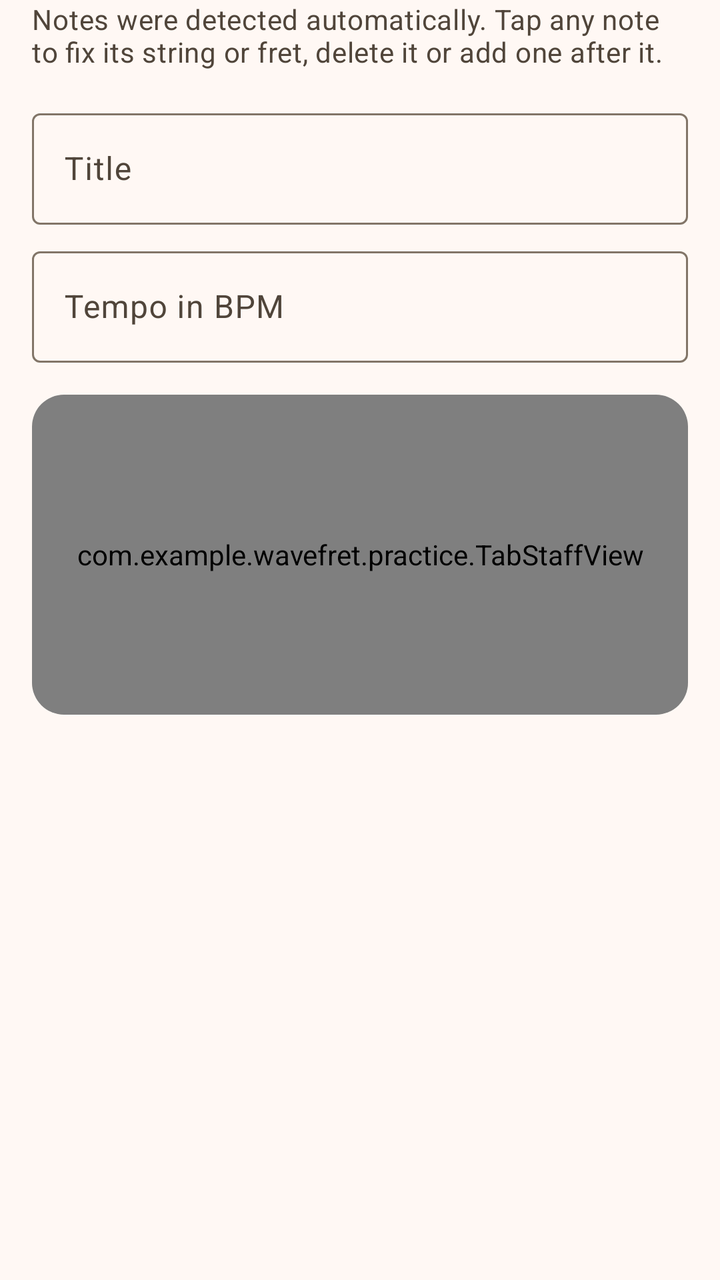
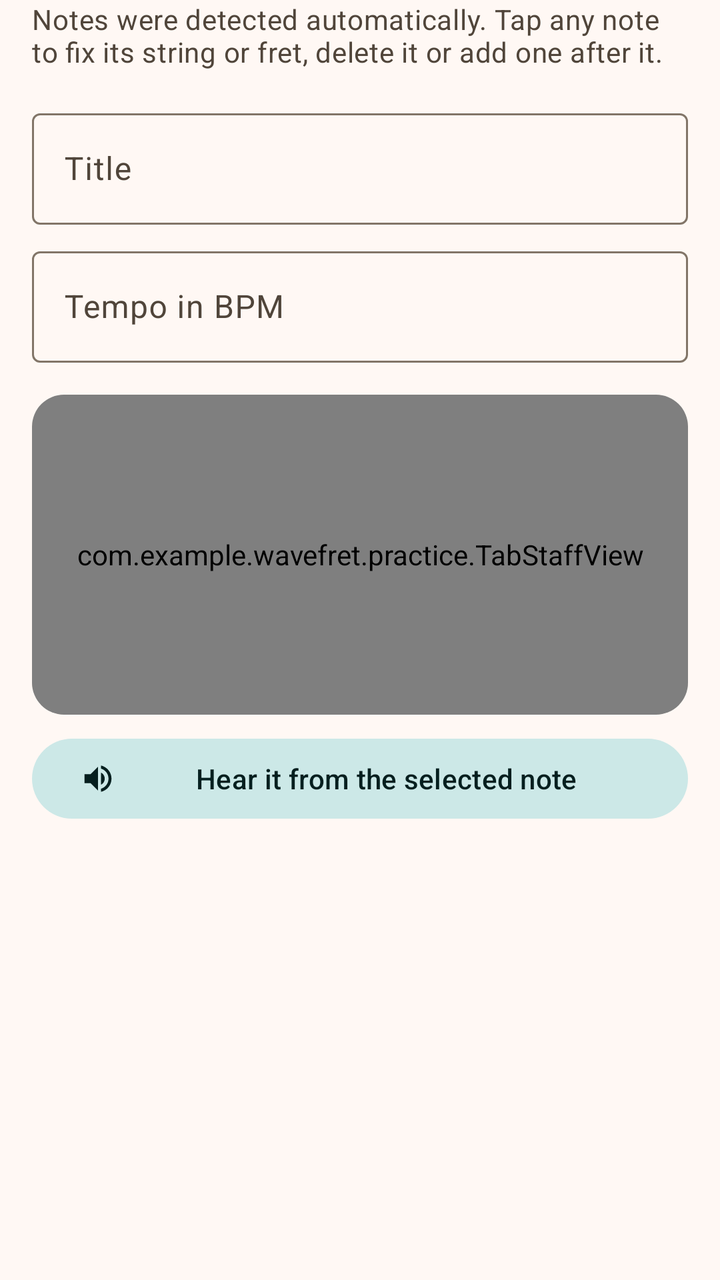

Two renders of the same Android screen: before a commit and after it. Below are the layout's source before the change and the commit's diff.
<!-- AndroidManifest.xml: application theme Theme.WaveFret -->
<!-- res/layout/header_lesson_editor.xml -->
<?xml version="1.0" encoding="utf-8"?>
<LinearLayout xmlns:android="http://schemas.android.com/apk/res/android"
    android:layout_width="match_parent"
    android:layout_height="wrap_content"
    android:orientation="vertical"
    android:paddingHorizontal="@dimen/screen_gutter">

    <TextView
        android:id="@+id/lessonEditorHelpTextView"
        style="@style/Widget.WaveFret.SecondaryText"
        android:layout_width="match_parent"
        android:layout_height="wrap_content"
        android:text="@string/lesson_editor_help" />

    <com.google.android.material.textfield.TextInputLayout
        android:id="@+id/lessonEditorTitleLayout"
        style="@style/Widget.Material3.TextInputLayout.OutlinedBox"
        android:layout_width="match_parent"
        android:layout_height="wrap_content"
        android:layout_marginTop="@dimen/space_m"
        android:hint="@string/import_song_title_hint">

        <com.google.android.material.textfield.TextInputEditText
            android:id="@+id/lessonEditorTitleEditText"
            android:layout_width="match_parent"
            android:layout_height="wrap_content"
            android:inputType="textCapSentences" />
    </com.google.android.material.textfield.TextInputLayout>

    <com.google.android.material.textfield.TextInputLayout
        android:id="@+id/lessonEditorTempoLayout"
        style="@style/Widget.Material3.TextInputLayout.OutlinedBox"
        android:layout_width="match_parent"
        android:layout_height="wrap_content"
        android:layout_marginTop="@dimen/space_s"
        android:hint="@string/lesson_editor_tempo_hint">

        <com.google.android.material.textfield.TextInputEditText
            android:id="@+id/lessonEditorTempoEditText"
            android:layout_width="match_parent"
            android:layout_height="wrap_content"
            android:inputType="number"
            android:maxLength="3" />
    </com.google.android.material.textfield.TextInputLayout>

    <com.google.android.material.card.MaterialCardView
        android:layout_width="match_parent"
        android:layout_height="wrap_content"
        android:layout_marginTop="@dimen/space_m">

        <com.example.wavefret.practice.TabStaffView
            android:id="@+id/lessonEditorTabStaffView"
            android:layout_width="match_parent"
            android:layout_height="160dp" />
    </com.google.android.material.card.MaterialCardView>

    <TextView
        android:id="@+id/lessonEditorNotesHeading"
        style="@style/Widget.WaveFret.SectionHeader"
        android:layout_width="wrap_content"
        android:layout_height="wrap_content"
        android:layout_marginTop="@dimen/space_l"
        android:layout_marginBottom="@dimen/space_s" />
</LinearLayout>
<!-- resources referenced by this layout -->
<resources>
  <dimen name="screen_gutter">16dp</dimen>
  <dimen name="space_l">24dp</dimen>
  <dimen name="space_m">16dp</dimen>
  <dimen name="space_s">8dp</dimen>
  <string name="import_song_title_hint">Title</string>
  <string name="lesson_editor_help">Notes were detected automatically. Tap any note to fix its string or fret, delete it or add one after it.</string>
  <string name="lesson_editor_tempo_hint">Tempo in BPM</string>
  <style name="Widget.WaveFret.SecondaryText" parent="">
          <item name="android:textAppearance">@style/TextAppearance.WaveFret.Body</item>
          <item name="android:textColor">?attr/colorOnSurfaceVariant</item>
      </style>
  <style name="Widget.WaveFret.SectionHeader" parent="">
          <item name="android:textAppearance">@style/TextAppearance.WaveFret.Title</item>
          <item name="android:textColor">?attr/colorOnSurface</item>
      </style>
  <style name="Theme.WaveFret" parent="Base.Theme.WaveFret" />
  <style name="TextAppearance.WaveFret.Body" parent="TextAppearance.Material3.BodyMedium" />
  <style name="TextAppearance.WaveFret.Title" parent="TextAppearance.Material3.TitleLarge" />
  <color name="wf_primary">#8A5300</color>
  <color name="wf_on_primary">#FFFFFF</color>
  <color name="wf_primary_container">#FFDDB7</color>
  <color name="wf_on_primary_container">#2C1700</color>
  <color name="wf_secondary">#00696B</color>
  <color name="wf_on_secondary">#FFFFFF</color>
  <color name="wf_secondary_container">#CCE8E7</color>
  <color name="wf_on_secondary_container">#051F1F</color>
  <color name="wf_error">#BA1A1A</color>
  <color name="wf_on_error">#FFFFFF</color>
  <color name="wf_error_container">#FFDAD6</color>
  <color name="wf_on_error_container">#410002</color>
  <color name="wf_surface">#FFF8F4</color>
  <color name="wf_on_surface">#201B16</color>
  <color name="wf_on_surface_variant">#50453A</color>
  <color name="wf_outline">#827568</color>
  <color name="wf_outline_variant">#D4C4B5</color>
  <color name="wf_surface_container_lowest">#FFFFFF</color>
  <color name="wf_surface_container_low">#FCF2EA</color>
  <color name="wf_surface_container">#F6ECE4</color>
  <color name="wf_surface_container_high">#F0E6DE</color>
  <color name="wf_surface_container_highest">#EBE1D9</color>
  <style name="Widget.WaveFret.Card" parent="Widget.Material3.CardView.Filled">
          <item name="cardBackgroundColor">?attr/colorSurfaceContainer</item>
          <item name="shapeAppearance">@style/ShapeAppearance.Material3.Corner.Large</item>
      </style>
  <!-- unchanged entries left out for length: 1 -->
</resources>

<!-- the commit's change to res/layout/header_lesson_editor.xml (unified diff, before → after) -->
@@ -1,5 +1,6 @@
 <?xml version="1.0" encoding="utf-8"?>
 <LinearLayout xmlns:android="http://schemas.android.com/apk/res/android"
+    xmlns:app="http://schemas.android.com/apk/res-auto"
     android:layout_width="match_parent"
     android:layout_height="wrap_content"
     android:orientation="vertical"
@@ -54,6 +55,16 @@
             android:layout_height="160dp" />
     </com.google.android.material.card.MaterialCardView>
 
+    <com.google.android.material.button.MaterialButton
+        android:id="@+id/lessonEditorHearButton"
+        style="@style/Widget.Material3.Button.TonalButton"
+        android:layout_width="match_parent"
+        android:layout_height="wrap_content"
+        android:layout_marginTop="@dimen/space_s"
+        android:minHeight="@dimen/touch_target"
+        android:text="@string/hear_lesson_from_note"
+        app:icon="@drawable/ic_hear" />
+
     <TextView
         android:id="@+id/lessonEditorNotesHeading"
         style="@style/Widget.WaveFret.SectionHeader"
<!-- resource entries referenced after the edit -->
@@ -4,6 +4,19 @@
   <dimen name="space_l">24dp</dimen>
   <dimen name="space_m">16dp</dimen>
   <dimen name="space_s">8dp</dimen>
+  <dimen name="touch_target">48dp</dimen>
+  <!-- drawable ic_hear (drawable) -->
+  <vector xmlns:android="http://schemas.android.com/apk/res/android"
+      android:width="24dp"
+      android:height="24dp"
+      android:viewportWidth="24"
+      android:viewportHeight="24"
+      android:tint="?attr/colorControlNormal">
+      <path
+          android:fillColor="@android:color/white"
+          android:pathData="M3,9v6h4l5,5V4L7,9H3zM16.5,12c0,-1.77 -1.02,-3.29 -2.5,-4.03v8.05c1.48,-0.73 2.5,-2.25 2.5,-4.02zM14,3.23v2.06c2.89,0.86 5,3.54 5,6.71s-2.11,5.85 -5,6.71v2.06c4.01,-0.91 7,-4.49 7,-8.77s-2.99,-7.86 -7,-8.77z" />
+  </vector>
+  <string name="hear_lesson_from_note">Hear it from the selected note</string>
   <string name="import_song_title_hint">Title</string>
   <string name="lesson_editor_help">Notes were detected automatically. Tap any note to fix its string or fret, delete it or add one after it.</string>
   <string name="lesson_editor_tempo_hint">Tempo in BPM</string>
